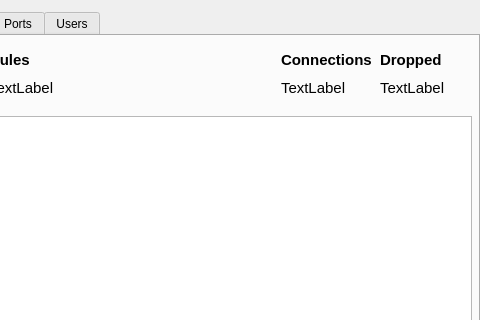
First picture: the form in ui/res/stats.ui, repository evilsocket/opensnitch, before the edit; both pictures show x 291 to 771 and y 0 to 320 of the 771 by 600 pixel window.
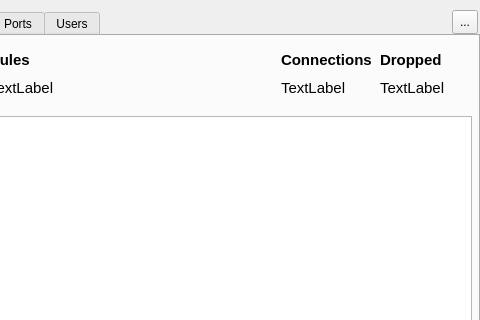
Second picture: the form after the edit. Icons and pictures are not drawn.

Commit message: added export to csv function (closes #126)

Patch:
```diff
--- a/ui/res/stats.ui
+++ b/ui/res/stats.ui
@@ -573,6 +573,28 @@
     </widget>
    </widget>
   </widget>
+  <widget class="QToolButton" name="saveButton">
+   <property name="geometry">
+    <rect>
+     <x>743</x>
+     <y>10</y>
+     <width>26</width>
+     <height>24</height>
+    </rect>
+   </property>
+   <property name="toolTip">
+    <string>Save to CSV.</string>
+   </property>
+   <property name="text">
+    <string>...</string>
+   </property>
+   <property name="icon">
+    <iconset theme="document-save-as"/>
+   </property>
+   <property name="shortcut">
+    <string>Ctrl+S</string>
+   </property>
+  </widget>
  </widget>
  <resources>
   <include location="resources.qrc"/>
```
The commit also changes 2 other files.
